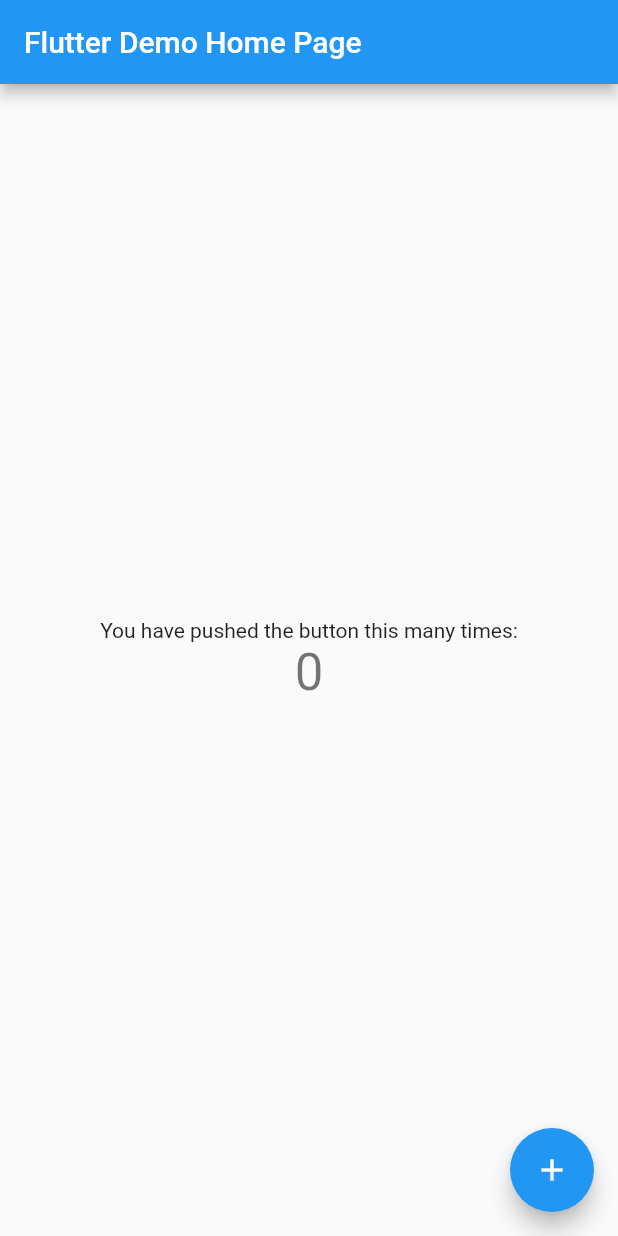
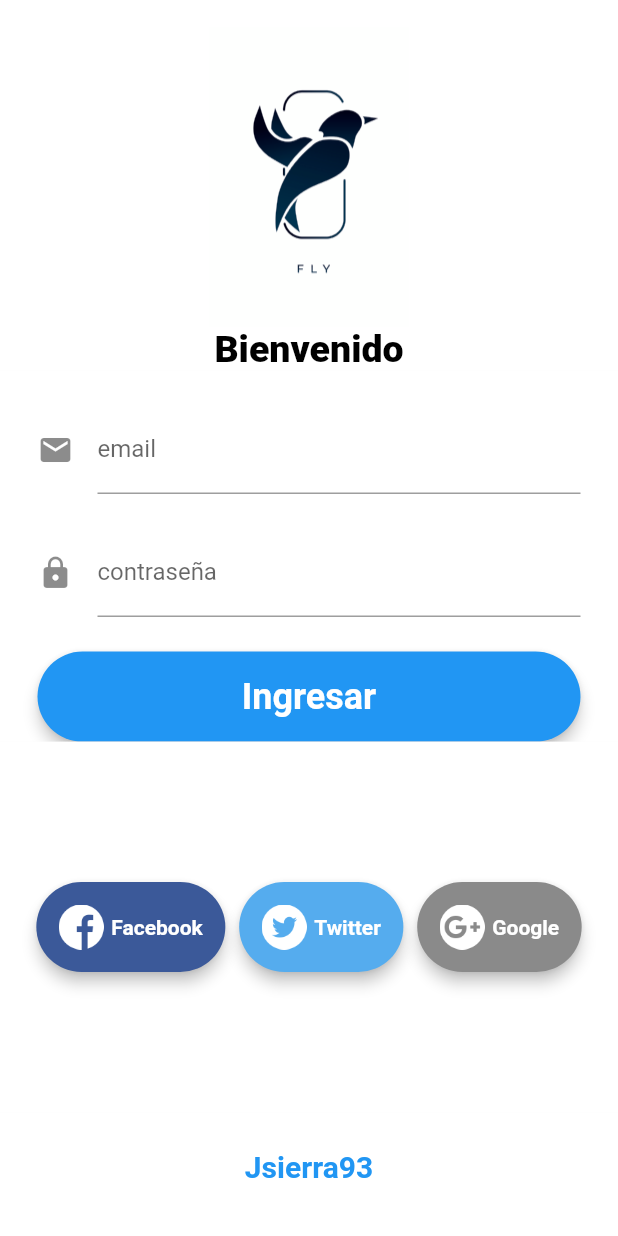
Before and after one commit to jsierra93/Login_Flutter_Local, a Flutter app: the screen it shows after launch, on a phone screen of 412 x 824 dp. Run offline on Flutter 3.47's test engine with Material 2 defaults, Android fonts, the phone set to English and light mode, and no system bars; our stand-ins replace sqflite; accounts and stored records are empty.

Commit message:
Se crea widgets para login'

```diff
--- a/lib/main.dart
+++ b/lib/main.dart
@@ -1,4 +1,6 @@
 import 'package:flutter/material.dart';
+
+import 'pages/login_page.dart';
 
 void main() => runApp(MyApp());
 
@@ -6,60 +8,9 @@ class MyApp extends StatelessWidget {
   @override
   Widget build(BuildContext context) {
     return MaterialApp(
-      title: 'Flutter Demo',
-      theme: ThemeData(
-        primarySwatch: Colors.blue,
-      ),
-      home: MyHomePage(title: 'Flutter Demo Home Page'),
+      debugShowCheckedModeBanner: false,
+      title: 'Login Flutter',
+      home: LoginPage(),
     );
   }
 }
-
-class MyHomePage extends StatefulWidget {
-  MyHomePage({Key key, this.title}) : super(key: key);
-  final String title;
-
-  @override
-  _MyHomePageState createState() => _MyHomePageState();
-}
-
-class _MyHomePageState extends State<MyHomePage> {
-  int _counter = 0;
-
-  void _incrementCounter() {
-    setState(() {
-
-      _counter++;
-    });
-  }
-
-  @override
-  Widget build(BuildContext context) {
-
-    return Scaffold(
-      appBar: AppBar(
-        title: Text(widget.title),
-      ),
-      body: Center(
-        child: Column(
-
-          mainAxisAlignment: MainAxisAlignment.center,
-          children: <Widget>[
-            Text(
-              'You have pushed the button this many times:',
-            ),
-            Text(
-              '$_counter',
-              style: Theme.of(context).textTheme.display1,
-            ),
-          ],
-        ),
-      ),
-      floatingActionButton: FloatingActionButton(
-        onPressed: _incrementCounter,
-        tooltip: 'Increment',
-        child: Icon(Icons.add),
-      ),
-    );
-  }
-}
--- /dev/null
+++ b/lib/model/User.dart
@@ -0,0 +1,20 @@
+class User {
+  final String email;
+  final String pass;
+  final String profile;
+
+  User({this.email, this.pass, this.profile});
+
+  Map<String, dynamic> toMap() {
+    return {
+      'user': email,
+      'pass': pass,
+      'profile': profile,
+    };
+  }
+
+  @override
+  String toString() {
+    return 'User{user: $email, pass: $pass, profile: $profile}';
+  }
+}
--- /dev/null
+++ b/lib/pages/login_page.dart
@@ -0,0 +1,151 @@
+import 'package:flutter/material.dart';
+import 'package:login_flutter_local/widget/widget_personalizados.dart';
+
+class LoginPage extends StatefulWidget {
+  final bool isLogin = false;
+
+  @override
+  _LoginPageState createState() => _LoginPageState();
+}
+
+class _LoginPageState extends State<LoginPage> {
+  @override
+  Widget build(BuildContext context) {
+    return Scaffold(
+      body: Container(
+          width: double.infinity,
+          child: Column(
+            children: <Widget>[
+              _titleContainer(),
+              _formContainer(),
+              _buttonContainer(),
+             _creditContainer()
+            ],
+          )),
+    );
+  }
+
+  Widget _titleContainer() {
+    return SingleChildScrollView(
+      child: Container(
+      height: (MediaQuery.of(context).size.height / 4)*1.2,
+          width: double.infinity,
+          color: Colors.white,
+          child: Column(
+            children: <Widget>[
+              Spacer(),
+              Image.asset(
+                'assets/images/Logo_Demo.png',
+                height: 200,
+              ),
+              Text(
+                'Bienvenido',
+                textAlign: TextAlign.center,
+                style: TextStyle(
+                    fontSize: 25,
+                    color: Colors.black,
+                    decoration: TextDecoration.none,
+                    fontWeight: FontWeight.w800),
+              ),
+            ],
+          )),
+    );
+  }
+
+  Widget _formContainer() {
+    return SingleChildScrollView(
+      child: Container(
+          color: Colors.white,
+      height: (MediaQuery.of(context).size.height / 4)*1.2,
+          child: Padding(
+            padding: const EdgeInsets.only(left: 25, right: 25),
+            child: Column(
+              children: <Widget>[
+                Spacer(),
+                TextFormField(
+                    decoration: InputDecoration(
+                        labelText: 'email', icon: Icon(Icons.email))),
+                Spacer(),
+                TextFormField(
+                    decoration: InputDecoration(
+                        labelText: 'contraseña', icon: Icon(Icons.lock))),
+                Spacer(),
+                Container(
+                  width: double.infinity,
+                  height: 60,
+                  child: RaisedButton(
+                      shape: StadiumBorder(),
+                      elevation: 4,
+                      child: Text('Ingresar',
+                          style: TextStyle(
+                              fontSize: 24, fontWeight: FontWeight.bold)),
+                      padding: EdgeInsets.all(15),
+                      color: Colors.blue,
+                      textColor: Colors.white,
+                      splashColor: Colors.black45,
+                      onPressed: () {
+
+                      }),
+                ),
+              ],
+            ),
+          )),
+    );
+  }
+
+  Widget _buttonContainer() {
+    return SingleChildScrollView(
+          child: Container(
+        width: double.infinity,
+        height: (MediaQuery.of(context).size.height / 4)*1.2,
+        color: Colors.white,
+        child: Padding(
+          padding: const EdgeInsets.all(15),
+          child: Row(
+            children: <Widget>[
+              Spacer(),
+              BotonRedesSociales(
+                texto: 'Facebook',
+                icono: 'assets/images/logos_terceros/facebook.png',
+                colorHex: '3b5999',
+              ),
+              Spacer(),
+              BotonRedesSociales(
+                texto: 'Twitter',
+                icono: 'assets/images/logos_terceros/twitter.png',
+                colorHex: '55acee',
+              ),
+              Spacer(),
+              BotonRedesSociales(
+                texto: 'Google',
+                icono: 'assets/images/logos_terceros/google.png',
+                colorHex: '8a8a8a',
+              ),
+              Spacer(),
+            ],
+          ),
+        ),
+      ),
+    );
+  }
+
+  Widget _creditContainer() {
+    return SingleChildScrollView(
+          child: Container(
+        padding: EdgeInsets.symmetric(vertical: 25),
+        height: (MediaQuery.of(context).size.height / 4)*0.4,
+        width: double.infinity,
+        color: Colors.white,
+        child: Text(
+          'Jsierra93 ',
+          textAlign: TextAlign.center,
+          style: TextStyle(
+              fontSize: 20,
+              color: Colors.blue,
+              fontWeight: FontWeight.bold,
+              decoration: TextDecoration.none),
+        ),
+      ),
+    );
+  }
+}
--- /dev/null
+++ b/lib/widget/widget_personalizados.dart
@@ -0,0 +1,47 @@
+import 'package:flutter/material.dart';
+
+class BotonRedesSociales extends StatelessWidget {
+  String texto;
+  String icono;
+  String colorHex;
+
+  BotonRedesSociales({@required this.texto, @required this.icono, @required this.colorHex});
+
+  @override
+  Widget build(BuildContext context) {
+    return RaisedButton(
+        shape: StadiumBorder(),
+        elevation: 4,
+        child: Row(
+          children: <Widget>[
+            Image.asset(
+              icono,
+              color: Colors.white,
+              height: 30,
+            ),
+            Padding(
+              padding: const EdgeInsets.only(left: 5),
+              child: Text(
+                texto,
+                style: TextStyle(fontWeight: FontWeight.bold),
+              ),
+            ),
+          ],
+        ),
+        padding: EdgeInsets.all(15),
+        color: convertColorHex(colorHex), //Color(0xff0091ea),
+        textColor: Colors.white,
+        splashColor: Colors.black45,
+        onPressed: () {});
+  }
+
+}
+
+Color convertColorHex(String color) {
+            color = color.replaceAll("#", "");
+            if (color.length == 6) {
+              return Color(int.parse("0xFF"+color));
+            } else if (color.length == 8) {
+              return Color(int.parse("0x"+color));
+            }
+          }
```
Also changed, not shown: lib/services/test_db.dart (added, +104 -0 lines), lib/services/user_db.dart (added, +65 -0 lines), pubspec.yaml (+5 -53 lines), assets/images/Logo_Demo.png (added), assets/images/logos_terceros/facebook.png (added), assets/images/logos_terceros/google.png (added), assets/images/logos_terceros/twitter.png (added), 11 other files.
